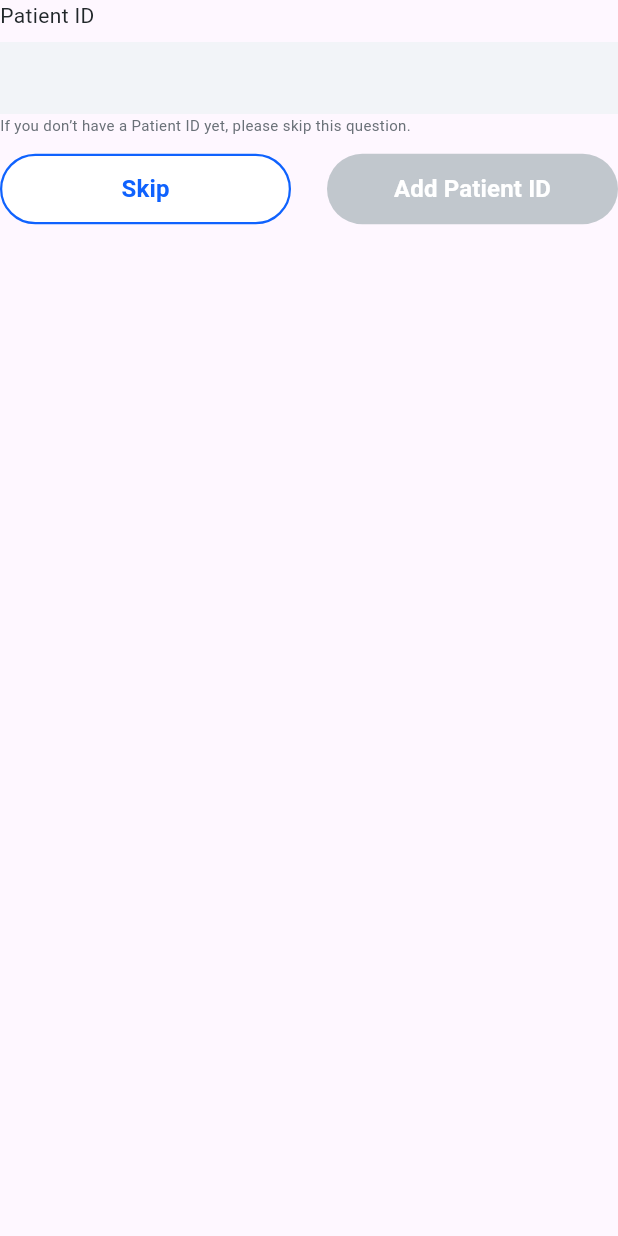
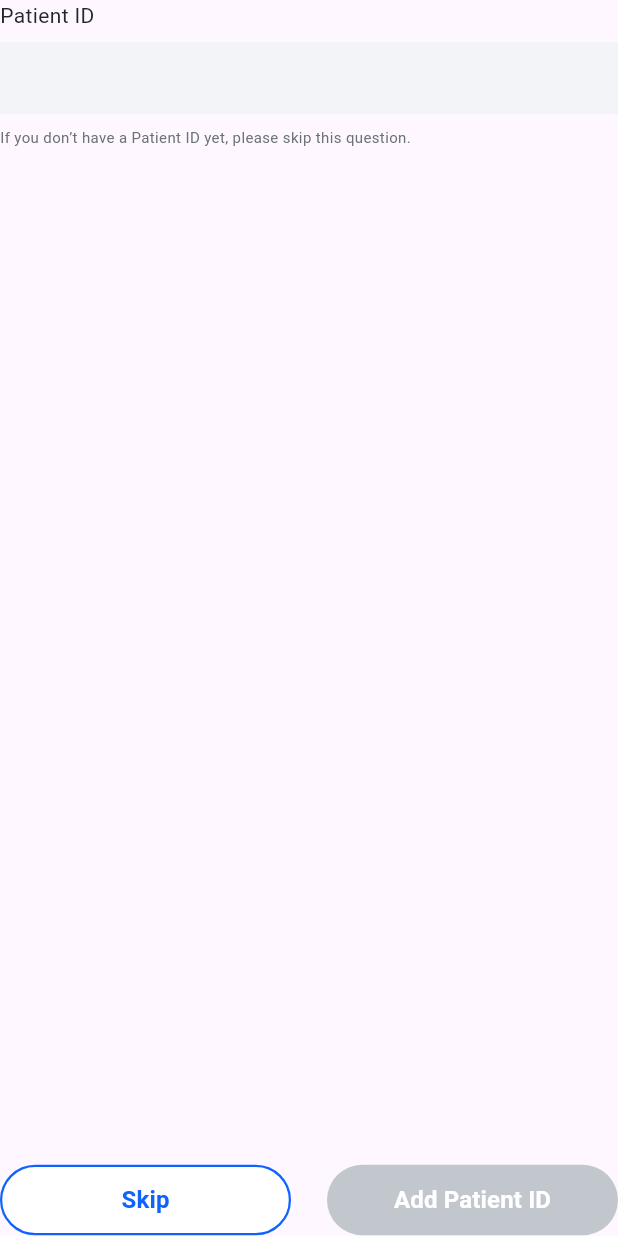
Before and after one commit to ars-bootcamp/flutter_health_care, a Flutter app: the RegisterLastStep widget shown alone on an empty page, opened directly, on a phone screen of 412 x 824 dp. Run offline on Flutter 3.47's test engine with Material 3 defaults, Android fonts, the phone set to English and light mode, and no system bars; our stand-ins replace bloc, equatable, flutter_bloc, flutter_svg, get_it, go_router and 1 more.

Commit message:
[MobileHC-4]: Refactor - refactor bloc and UI component

```diff
--- a/lib/features/auth/bloc/registration_event.dart
+++ b/lib/features/auth/bloc/registration_event.dart
@@ -91,10 +91,3 @@ class SubmitRegistration extends RegistrationEvent {
   @override
   List<Object> get props => [];
 }
-
-class RegistrationReturnHandler extends RegistrationEvent {
-  const RegistrationReturnHandler();
-
-  // @override
-  // List<Object> get props => [];
-}
--- a/lib/features/auth/ui/register_last_step_widget.dart
+++ b/lib/features/auth/ui/register_last_step_widget.dart
@@ -34,25 +34,9 @@ class _RegisterLastStepState extends State<RegisterLastStep> {
         final isPatientIdValid = regisBloc.state.patientId.isNotNullOrEmpty;
         return Expanded(
           child: Column(
+            mainAxisAlignment: MainAxisAlignment.spaceBetween,
             children: [
-              BaseTextField(
-                labelText: "Patient ID",
-                textController: patientIdTxtCtrl,
-                onChanged: (t) => regisBloc.add(
-                  RegistrationPatientDataChangeEvent(patientId: t),
-                ),
-              ),
-              Container(
-                alignment: Alignment.centerLeft,
-                child: const BaseText(
-                  "If you don’t have a Patient ID yet, please skip this question.",
-                  fontSize: 10,
-                  color: ColorComponent.gray60,
-                ),
-              ),
-              const SizedBox(
-                height: 12,
-              ),
+              patientFormData(),
               Row(
                 children: [
                   Expanded(
@@ -84,4 +68,29 @@ class _RegisterLastStepState extends State<RegisterLastStep> {
       },
     );
   }
+
+  Widget patientFormData() {
+    return Column(
+      children: [
+        BaseTextField(
+          labelText: "Patient ID",
+          textController: patientIdTxtCtrl,
+          onChanged: (t) => regisBloc.add(
+            RegistrationPatientDataChangeEvent(patientId: t),
+          ),
+        ),
+        const SizedBox(
+          height: 8,
+        ),
+        Container(
+          alignment: Alignment.centerLeft,
+          child: const BaseText(
+            "If you don’t have a Patient ID yet, please skip this question.",
+            fontSize: 10,
+            color: ColorComponent.gray60,
+          ),
+        ),
+      ],
+    );
+  }
 }
--- a/lib/features/home/ui/homepage.dart
+++ b/lib/features/home/ui/homepage.dart
@@ -61,7 +61,7 @@ class _HomePageState extends State<HomePage> {
     return Row(
       mainAxisAlignment: MainAxisAlignment.spaceBetween,
       children: [
-        Text(
+        const Text(
           "Hi {{name}}",
           style: TextStyle(
             fontSize: 28,
@@ -167,7 +167,7 @@ class _HomePageState extends State<HomePage> {
               color: Colors.grey[300], // Màu xám giả lập ảnh chưa load
               borderRadius: BorderRadius.circular(4),
             ),
-            child: Center(
+            child: const Center(
               child: Icon(Icons.close, color: Colors.white, size: 50), // Icon X giả lập placeholder
             ),
           ),
--- a/lib/shared/components/src.dart
+++ b/lib/shared/components/src.dart
@@ -2,3 +2,4 @@ export 'BaseText.dart';
 export 'ColorComponent.dart';
 export 'ButtonComponents.dart';
 export 'TextFieldComponent.dart';
+export 'loading_overlay.dart';
```
Also changed, not shown: lib/features/auth/bloc/registration_bloc.dart (+18 -32 lines), lib/features/auth/ui/register_page.dart (+8 -10 lines).
